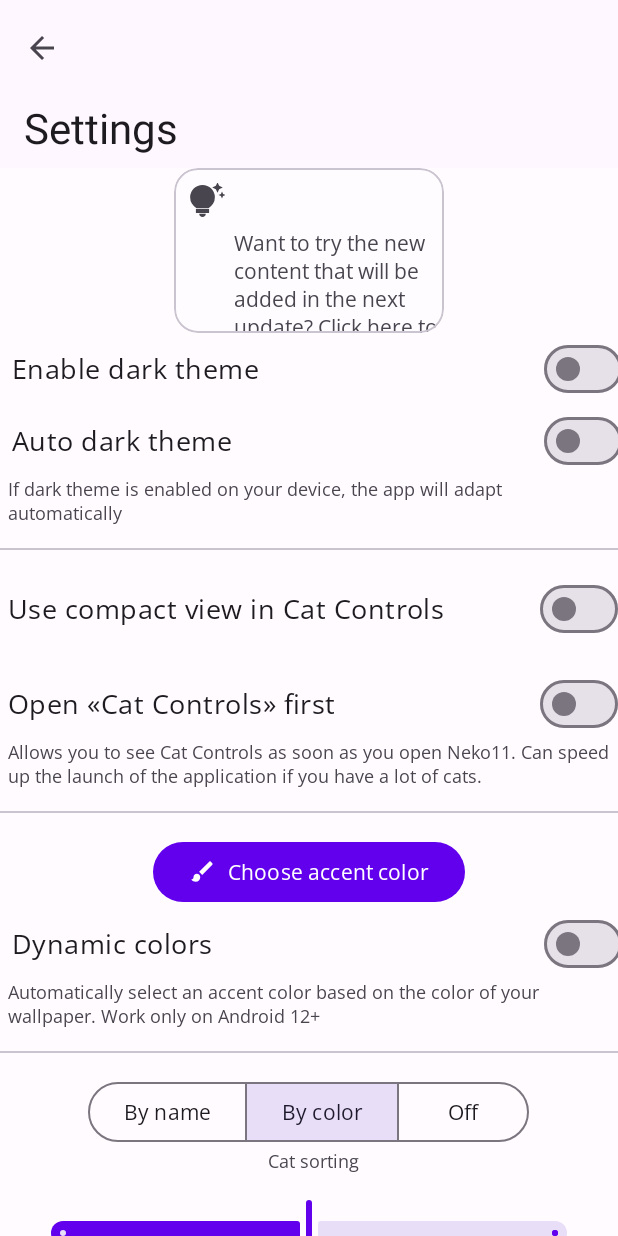
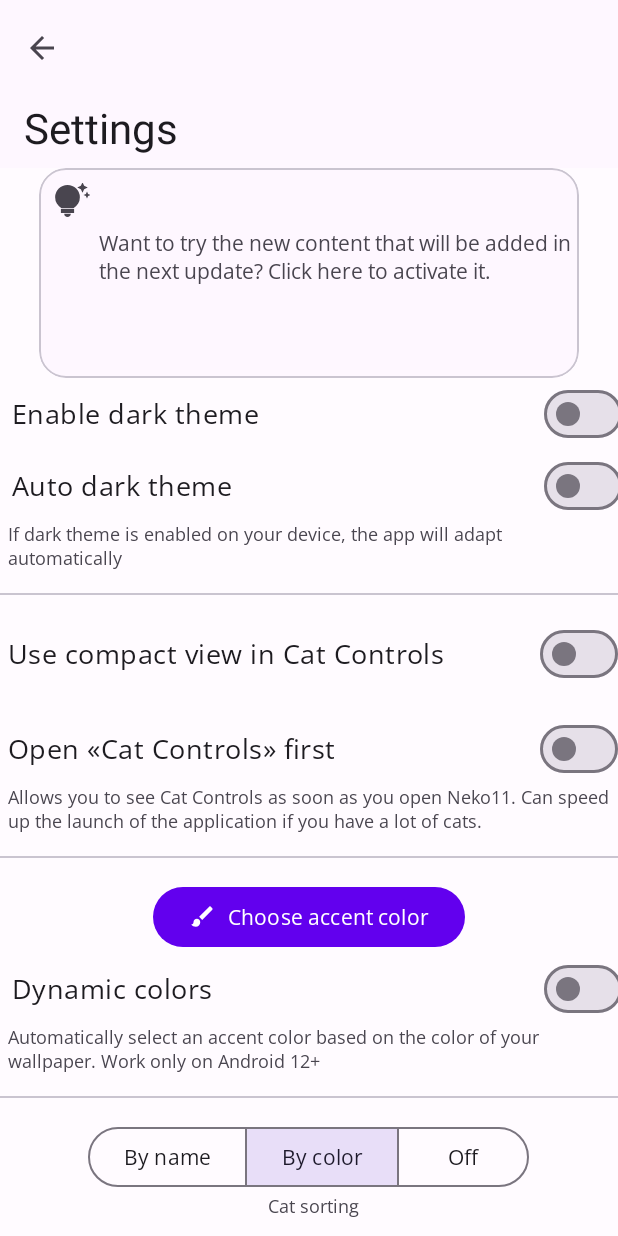
Before and after one commit to queuejw/Neko11, an Android app: the NekoSettingsActivity screen opened directly, with no data from a screen before it, on a phone screen of 412 x 824 dp. Run offline under Robolectric (Android 15) with nearby library versions, the light colour scheme and no system bars.

Commit message:
Update neko_settings_content.xml

```diff
--- a/app/src/main/res/layout/neko_settings_content.xml
+++ b/app/src/main/res/layout/neko_settings_content.xml
@@ -28,15 +28,16 @@
 
         android:id="@+id/card_toy"
 
-        android:layout_width="180dp"
+        android:layout_width="360dp"
 
-	    	android:layout_weight="1"        android:layout_height="110dp"
+
+					android:layout_weight="1"
+			android:layout_height="140dp"
 
         android:layout_gravity="center"
 
-        app:cardBackgroundColor="@color/tiles"
 
-        app:cardCornerRadius="16dp">
+        app:cardCornerRadius="18dp">
 
         <RelativeLayout
 
```
